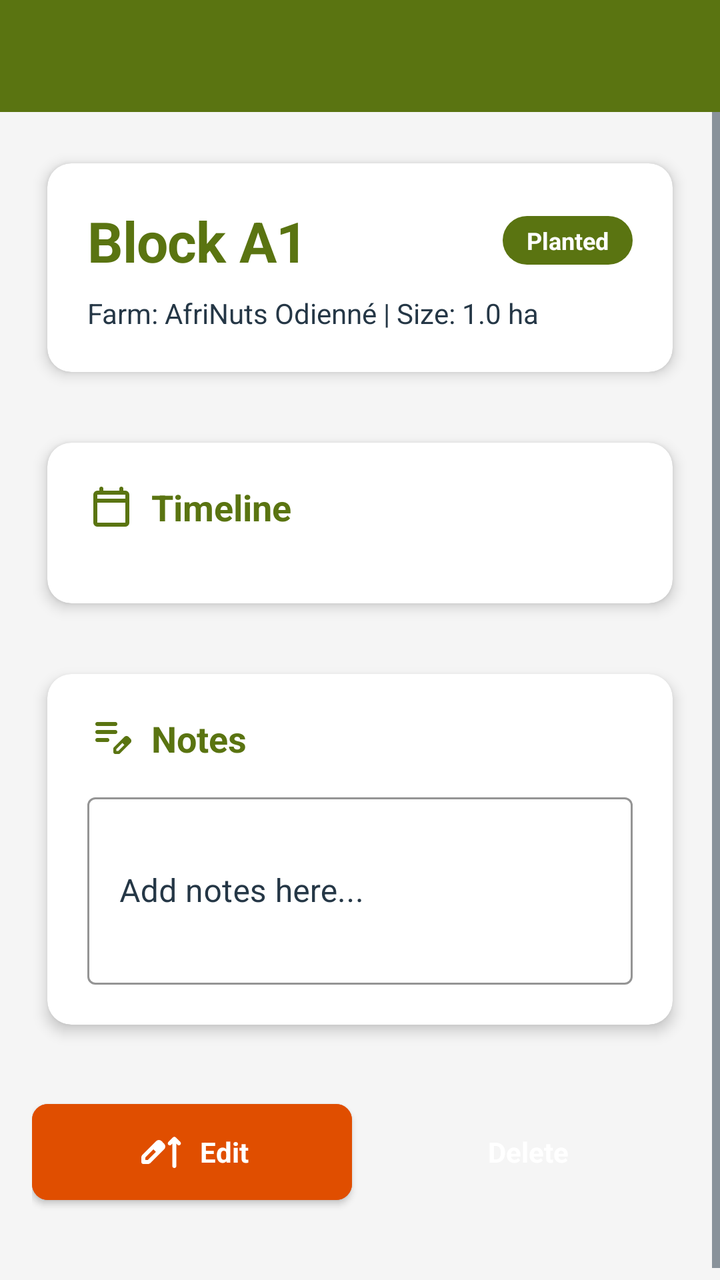
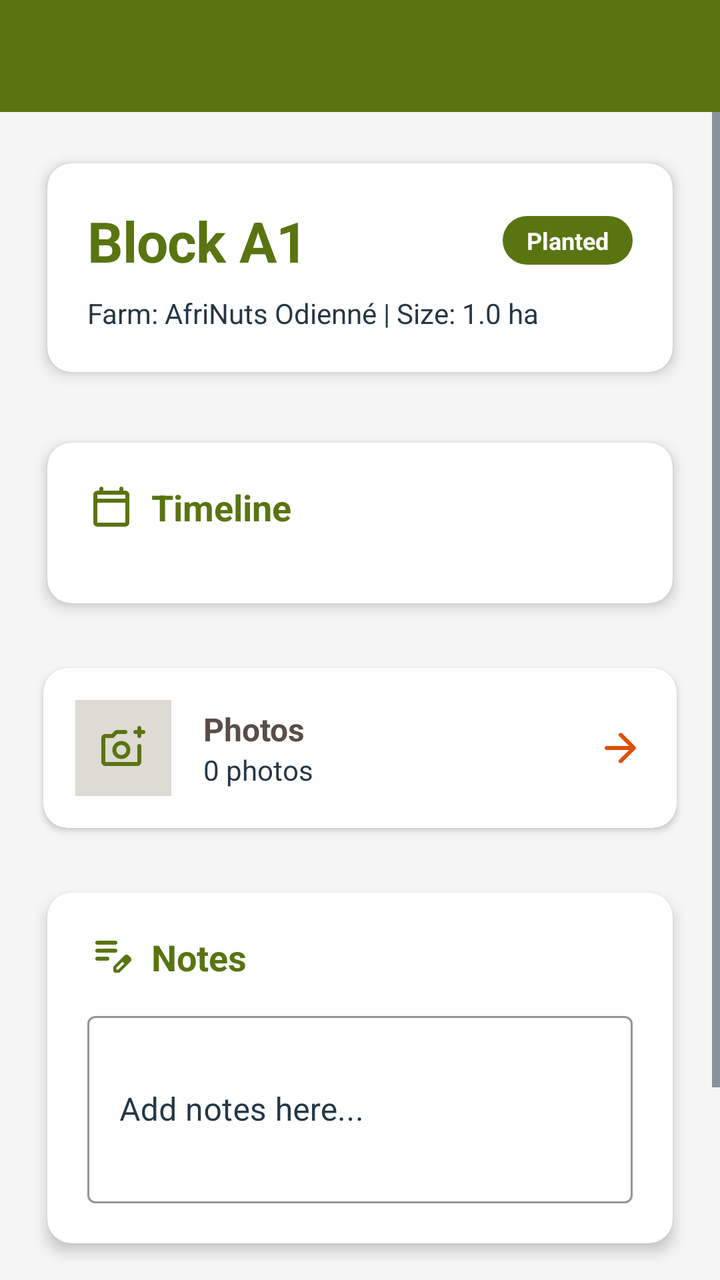

Compare the two renders of this Android layout. The source of the first and the diff that turns it into the second are given below.
<!-- AndroidManifest.xml: application theme Theme.AfriNutsFarmOS -->
<!-- res/layout/activity_block_detail.xml -->
<?xml version="1.0" encoding="utf-8"?>
<LinearLayout xmlns:android="http://schemas.android.com/apk/res/android"
    xmlns:app="http://schemas.android.com/apk/res-auto"
    android:layout_width="match_parent"
    android:layout_height="match_parent"
    android:orientation="vertical"
    android:background="@color/background">

    
    <com.google.android.material.appbar.MaterialToolbar
        android:id="@+id/toolbar"
        android:layout_width="match_parent"
        android:layout_height="?attr/actionBarSize"
        android:background="@color/primary"
        app:titleTextColor="@android:color/white"
        app:navigationIconTint="@android:color/white" />

    <ScrollView
        android:layout_width="match_parent"
        android:layout_height="match_parent">

        <LinearLayout
            android:layout_width="match_parent"
            android:layout_height="wrap_content"
            android:orientation="vertical"
            android:padding="16dp">

            
            <androidx.cardview.widget.CardView
                android:layout_width="match_parent"
                android:layout_height="wrap_content"
                android:layout_marginBottom="16dp"
                style="@style/Widget.AfriNuts.CardView"
                app:cardElevation="4dp">

                <LinearLayout
                    android:layout_width="match_parent"
                    android:layout_height="wrap_content"
                    android:orientation="vertical"
                    android:padding="20dp">

                    <LinearLayout
                        android:layout_width="match_parent"
                        android:layout_height="wrap_content"
                        android:orientation="horizontal"
                        android:gravity="center_vertical"
                        android:layout_marginBottom="8dp">

                        <TextView
                            android:id="@+id/blockNameText"
                            android:layout_width="0dp"
                            android:layout_height="wrap_content"
                            android:layout_weight="1"
                            android:text="Block A1"
                            style="@style/Text.H1"
                            android:textColor="@color/primary" />

                        <TextView
                            android:id="@+id/statusBadge"
                            android:layout_width="wrap_content"
                            android:layout_height="wrap_content"
                            style="@style/Widget.AfriNuts.StatusBadge"
                            android:text="Planted" />

                    </LinearLayout>

                    <TextView
                        android:id="@+id/farmInfoText"
                        android:layout_width="match_parent"
                        android:layout_height="wrap_content"
                        android:text="Farm: AfriNuts Odienné | Size: 1.0 ha"
                        style="@style/Text.Body.Small" />

                </LinearLayout>

            </androidx.cardview.widget.CardView>

            
            <androidx.cardview.widget.CardView
                android:layout_width="match_parent"
                android:layout_height="wrap_content"
                android:layout_marginBottom="16dp"
                style="@style/Widget.AfriNuts.CardView"
                app:cardElevation="4dp">

                <LinearLayout
                    android:layout_width="match_parent"
                    android:layout_height="wrap_content"
                    android:orientation="vertical"
                    android:padding="20dp">

                    <LinearLayout
                        android:layout_width="wrap_content"
                        android:layout_height="wrap_content"
                        android:orientation="horizontal"
                        android:gravity="center_vertical"
                        android:layout_marginBottom="16dp">

                        <ImageView
                            android:layout_width="24dp"
                            android:layout_height="24dp"
                            android:src="@drawable/ic_today"
                            app:tint="@color/primary"
                            android:layout_marginEnd="8dp" />

                        <TextView
                            android:layout_width="wrap_content"
                            android:layout_height="wrap_content"
                            android:text="Timeline"
                            style="@style/Text.H4"
                            android:textColor="@color/primary" />

                    </LinearLayout>

                    
                    <LinearLayout
                        android:id="@+id/clearedSection"
                        android:layout_width="match_parent"
                        android:layout_height="wrap_content"
                        android:orientation="horizontal"
                        android:layout_marginBottom="12dp"
                        android:visibility="gone">

                        <TextView
                            android:layout_width="100dp"
                            android:layout_height="wrap_content"
                            android:text="Cleared:"
                            style="@style/Text.Label" />

                        <TextView
                            android:id="@+id/clearedDateText"
                            android:layout_width="0dp"
                            android:layout_height="wrap_content"
                            android:layout_weight="1"
                            android:text="Mar 15, 2024"
                            style="@style/Text.Body.Small" />

                    </LinearLayout>

                    
                    <LinearLayout
                        android:id="@+id/plowedSection"
                        android:layout_width="match_parent"
                        android:layout_height="wrap_content"
                        android:orientation="horizontal"
                        android:layout_marginBottom="12dp"
                        android:visibility="gone">

                        <TextView
                            android:layout_width="100dp"
                            android:layout_height="wrap_content"
                            android:text="Plowed:"
                            style="@style/Text.Label" />

                        <TextView
                            android:id="@+id/plowedDateText"
                            android:layout_width="0dp"
                            android:layout_height="wrap_content"
                            android:layout_weight="1"
                            android:text="Mar 20, 2024"
                            style="@style/Text.Body.Small" />

                    </LinearLayout>

                    
                    <LinearLayout
                        android:id="@+id/plantedSection"
                        android:layout_width="match_parent"
                        android:layout_height="wrap_content"
                        android:orientation="horizontal"
                        android:visibility="gone">

                        <TextView
                            android:layout_width="100dp"
                            android:layout_height="wrap_content"
                            android:text="Planted:"
                            style="@style/Text.Label" />

                        <TextView
                            android:id="@+id/plantedDateText"
                            android:layout_width="0dp"
                            android:layout_height="wrap_content"
                            android:layout_weight="1"
                            android:text="Mar 25, 2024"
                            style="@style/Text.Body.Small" />

                    </LinearLayout>

                </LinearLayout>

            </androidx.cardview.widget.CardView>

            
            <androidx.cardview.widget.CardView
                android:id="@+id/plantingDetailsSection"
                android:layout_width="match_parent"
                android:layout_height="wrap_content"
                android:layout_marginBottom="16dp"
                style="@style/Widget.AfriNuts.CardView"
                app:cardElevation="4dp"
                android:visibility="gone">

                <LinearLayout
                    android:layout_width="match_parent"
                    android:layout_height="wrap_content"
                    android:orientation="vertical"
                    android:padding="20dp">

                    <LinearLayout
                        android:layout_width="wrap_content"
                        android:layout_height="wrap_content"
                        android:orientation="horizontal"
                        android:gravity="center_vertical"
                        android:layout_marginBottom="16dp">

                        <ImageView
                            android:layout_width="24dp"
                            android:layout_height="24dp"
                            android:src="@drawable/ic_grass"
                            
                            app:tint="@color/primary"
                            android:layout_marginEnd="8dp" />

                        <TextView
                            android:layout_width="wrap_content"
                            android:layout_height="wrap_content"
                            android:text="Planting Details"
                            style="@style/Text.H4"
                            android:textColor="@color/primary" />

                    </LinearLayout>

                    
                    <com.google.android.material.textfield.TextInputLayout
                        android:layout_width="match_parent"
                        android:layout_height="wrap_content"
                        android:layout_marginBottom="12dp"
                        style="@style/Widget.AfriNuts.EditText">

                        <com.google.android.material.textfield.TextInputEditText
                            android:id="@+id/etSurvivalRate"
                            android:layout_width="match_parent"
                            android:layout_height="wrap_content"
                            android:hint="Survival Rate (%)"
                            android:inputType="numberDecimal"
                            android:enabled="false" />

                    </com.google.android.material.textfield.TextInputLayout>

                    
                    <LinearLayout
                        android:layout_width="match_parent"
                        android:layout_height="wrap_content"
                        android:orientation="vertical"
                        android:layout_marginBottom="16dp">

                        <ProgressBar
                            android:id="@+id/survivalProgress"
                            style="@style/Widget.AfriNuts.ProgressBar"
                            android:layout_width="match_parent"
                            android:layout_height="8dp"
                            android:progress="95"
                            android:max="100" />

                    </LinearLayout>

                    
                    <com.google.android.material.textfield.TextInputLayout
                        android:layout_width="match_parent"
                        android:layout_height="wrap_content"
                        android:layout_marginBottom="16dp"
                        style="@style/Widget.AfriNuts.EditText">

                        <com.google.android.material.textfield.TextInputEditText
                            android:id="@+id/etReplacementCount"
                            android:layout_width="match_parent"
                            android:layout_height="wrap_content"
                            android:hint="Replacement Count"
                            android:inputType="number"
                            android:enabled="false" />

                    </com.google.android.material.textfield.TextInputLayout>

                    
                    <LinearLayout
                        android:layout_width="match_parent"
                        android:layout_height="wrap_content"
                        android:orientation="horizontal"
                        android:gravity="center_vertical"
                        android:layout_marginBottom="8dp">

                        <LinearLayout
                            android:layout_width="0dp"
                            android:layout_height="wrap_content"
                            android:layout_weight="1"
                            android:orientation="horizontal"
                            android:gravity="center_vertical">

                            <ImageView
                                android:layout_width="20dp"
                                android:layout_height="20dp"
                                android:src="@drawable/ic_park"
                                
                                app:tint="@color/primary"
                                android:layout_marginEnd="4dp" />

                            <TextView
                                android:id="@+id/aliveTreesText"
                                android:layout_width="wrap_content"
                                android:layout_height="wrap_content"
                                android:text="Alive: 95 trees"
                                style="@style/Text.Body"
                                android:textColor="@color/primary" />

                        </LinearLayout>

                        <LinearLayout
                            android:layout_width="0dp"
                            android:layout_height="wrap_content"
                            android:layout_weight="1"
                            android:orientation="horizontal"
                            android:gravity="end">

                            <ImageView
                                android:layout_width="20dp"
                                android:layout_height="20dp"
                                android:src="@drawable/ic_heart_broken"
                                app:tint="@color/accent"
                                android:layout_marginEnd="4dp" />

                            <TextView
                                android:id="@+id/deadTreesText"
                                android:layout_width="wrap_content"
                                android:layout_height="wrap_content"
                                android:text="Dead: 5 trees"
                                style="@style/Text.Body"
                                android:textColor="@color/accent" />

                        </LinearLayout>

                    </LinearLayout>

                </LinearLayout>

            </androidx.cardview.widget.CardView>

            
            <androidx.cardview.widget.CardView
                android:layout_width="match_parent"
                android:layout_height="wrap_content"
                android:layout_marginBottom="16dp"
                style="@style/Widget.AfriNuts.CardView"
                app:cardElevation="4dp">

                <LinearLayout
                    android:layout_width="match_parent"
                    android:layout_height="wrap_content"
                    android:orientation="vertical"
                    android:padding="20dp">

                    <LinearLayout
                        android:layout_width="wrap_content"
                        android:layout_height="wrap_content"
                        android:orientation="horizontal"
                        android:gravity="center_vertical"
                        android:layout_marginBottom="12dp">

                        <ImageView
                            android:layout_width="24dp"
                            android:layout_height="24dp"
                            android:src="@drawable/ic_note"
                            
                            app:tint="@color/primary"
                            android:layout_marginEnd="8dp" />

                        <TextView
                            android:layout_width="wrap_content"
                            android:layout_height="wrap_content"
                            android:text="Notes"
                            style="@style/Text.H4"
                            android:textColor="@color/primary" />

                    </LinearLayout>

                    <com.google.android.material.textfield.TextInputLayout
                        android:layout_width="match_parent"
                        android:layout_height="wrap_content"
                        style="@style/Widget.AfriNuts.EditText">

                        <com.google.android.material.textfield.TextInputEditText
                            android:id="@+id/etNotes"
                            android:layout_width="match_parent"
                            android:layout_height="wrap_content"
                            android:hint="Add notes here..."
                            android:inputType="textMultiLine"
                            android:minLines="3"
                            android:enabled="false" />

                    </com.google.android.material.textfield.TextInputLayout>

                </LinearLayout>

            </androidx.cardview.widget.CardView>

            
            <LinearLayout
                android:layout_width="match_parent"
                android:layout_height="wrap_content"
                android:orientation="horizontal"
                android:gravity="center_horizontal"
                android:layout_marginTop="8dp"
                android:layout_marginBottom="24dp">

                <com.google.android.material.button.MaterialButton
                    android:id="@+id/btnEdit"
                    android:layout_width="0dp"
                    android:layout_height="wrap_content"
                    android:layout_weight="1"
                    android:layout_marginEnd="8dp"
                    android:text="Edit"
                    style="@style/Widget.AfriNuts.Button"
                    android:backgroundTint="@color/accent"
                    app:icon="@drawable/ic_edit"
                    app:iconGravity="textStart"
                    app:iconTint="@android:color/white" />

                <com.google.android.material.button.MaterialButton
                    android:id="@+id/btnSave"
                    android:layout_width="0dp"
                    android:layout_height="wrap_content"
                    android:layout_weight="1"
                    android:layout_marginEnd="8dp"
                    android:text="Save"
                    style="@style/Widget.AfriNuts.Button"
                    android:backgroundTint="@color/primary"
                    app:icon="@drawable/ic_save"
                    app:iconGravity="textStart"
                    app:iconTint="@android:color/white"
                    android:visibility="gone" />

                <Button
                    android:id="@+id/btnDelete"
                    android:layout_width="0dp"
                    android:layout_height="wrap_content"
                    android:layout_weight="1"
                    android:text="Delete"
                    style="@style/Widget.AfriNuts.Button"
                    android:backgroundTint="@android:color/holo_red_dark"
                    app:icon="@drawable/ic_delete"
                    app:iconGravity="textStart"
                    app:iconTint="@android:color/white" />

            </LinearLayout>

        </LinearLayout>

    </ScrollView>

    
    <com.google.android.material.floatingactionbutton.FloatingActionButton
        android:id="@+id/fabEdit"
        android:layout_width="wrap_content"
        android:layout_height="wrap_content"
        android:layout_gravity="bottom|end"
        android:layout_margin="16dp"
        android:src="@android:drawable/ic_menu_edit"
        android:contentDescription="Edit block"
        app:backgroundTint="@color/accent" />

</LinearLayout>
<!-- resources referenced by this layout -->
<resources>
  <color name="accent">#E04E00</color>
  <color name="background">#F5F5F5</color>
  <color name="primary">#5A7411</color>
  <style name="Text.Body" parent="Text">
          <item name="android:textSize">16sp</item>
      </style>
  <style name="Text.Body.Small" parent="Text">
          <item name="android:textSize">14sp</item>
          <item name="android:textColor">@color/navy</item>
      </style>
  <style name="Text.H1" parent="Text">
          <item name="android:textSize">28sp</item>
          <item name="android:textStyle">bold</item>
          <item name="android:letterSpacing">-0.01</item>
      </style>
  <style name="Text.H4" parent="Text">
          <item name="android:textSize">18sp</item>
          <item name="android:textStyle">bold</item>
      </style>
  <color name="navy">#253746</color>
  <style name="Text.Button" parent="Text">
          <item name="android:textSize">14sp</item>
          <item name="android:textStyle">bold</item>
          <item name="android:textAllCaps">false</item>
      </style>
  <color name="warm_grey">#DEDAD4</color>
  <color name="olive">#698714</color>
  <color name="text_light">#FFFFFF</color>
  <color name="dark_orange">#9C3D10</color>
  <color name="text_dark">#5A4D47</color>
  <!-- unchanged entries left out for length: 17 -->
</resources>

<!-- the commit's change to res/layout/activity_block_detail.xml (unified diff, before → after) -->
@@ -185,6 +185,67 @@
                             style="@style/Text.Body.Small" />
 
                     </LinearLayout>
+
+                </LinearLayout>
+
+            </androidx.cardview.widget.CardView>
+
+            
+            <androidx.cardview.widget.CardView
+                android:id="@+id/photoSection"
+                android:layout_width="match_parent"
+                android:layout_height="wrap_content"
+                android:layout_marginBottom="16dp"
+                style="@style/Widget.AfriNuts.CardView"
+                app:cardElevation="2dp"
+                android:visibility="visible">
+
+                <LinearLayout
+                    android:layout_width="match_parent"
+                    android:layout_height="wrap_content"
+                    android:orientation="horizontal"
+                    android:gravity="center_vertical"
+                    android:padding="16dp"
+                    android:clickable="true"
+                    android:focusable="true"
+                    android:foreground="?android:attr/selectableItemBackground"
+                    android:id="@+id/btnPhotoGallery">
+
+                    <ImageView
+                        android:layout_width="48dp"
+                        android:layout_height="48dp"
+                        android:src="@drawable/ic_photo"
+                        app:tint="@color/primary"
+                        android:background="@color/warm_grey"
+                        android:padding="12dp"
+                        android:layout_marginEnd="16dp" />
+
+                    <LinearLayout
+                        android:layout_width="0dp"
+                        android:layout_height="wrap_content"
+                        android:layout_weight="1"
+                        android:orientation="vertical">
+
+                        <TextView
+                            android:layout_width="wrap_content"
+                            android:layout_height="wrap_content"
+                            android:text="Photos"
+                            style="@style/Text.H5" />
+
+                        <TextView
+                            android:id="@+id/tvPhotoCount"
+                            android:layout_width="wrap_content"
+                            android:layout_height="wrap_content"
+                            android:text="0 photos"
+                            style="@style/Text.Caption" />
+
+                    </LinearLayout>
+
+                    <ImageView
+                        android:layout_width="24dp"
+                        android:layout_height="24dp"
+                        android:src="@drawable/ic_arrow_forward"
+                        app:tint="@color/accent" />
 
                 </LinearLayout>
 
<!-- resource entries referenced after the edit -->
@@ -10,6 +10,10 @@
           <item name="android:textSize">14sp</item>
           <item name="android:textColor">@color/navy</item>
       </style>
+  <style name="Text.Caption" parent="Text">
+          <item name="android:textSize">14sp</item>
+          <item name="android:textColor">@color/navy</item>
+      </style>
   <style name="Text.H1" parent="Text">
           <item name="android:textSize">28sp</item>
           <item name="android:textStyle">bold</item>
@@ -19,6 +23,10 @@
           <item name="android:textSize">18sp</item>
           <item name="android:textStyle">bold</item>
       </style>
+  <style name="Text.H5" parent="Text">
+          <item name="android:textSize">16sp</item>
+          <item name="android:textStyle">bold</item>
+      </style>
   <color name="navy">#253746</color>
   <style name="Text.Button" parent="Text">
           <item name="android:textSize">14sp</item>
@@ -26,6 +34,18 @@
           <item name="android:textAllCaps">false</item>
       </style>
   <color name="warm_grey">#DEDAD4</color>
+  <!-- drawable ic_arrow_forward (drawable) -->
+  <vector xmlns:android="http://schemas.android.com/apk/res/android" android:autoMirrored="true" android:height="24dp" android:tint="#000000" android:viewportHeight="960" android:viewportWidth="960" android:width="24dp">
+        
+      <path android:fillColor="@android:color/white" android:pathData="M647,520L200,520Q183,520 171.5,508.5Q160,497 160,480Q160,463 171.5,451.5Q183,440 200,440L647,440L451,244Q439,232 439.5,216Q440,200 452,188Q464,177 480,176.5Q496,176 508,188L772,452Q778,458 780.5,465Q783,472 783,480Q783,488 780.5,495Q778,502 772,508L508,772Q497,783 480.5,783Q464,783 452,772Q440,760 440,743.5Q440,727 452,715L647,520Z"/>
+      
+  </vector>
+  <!-- drawable ic_photo (drawable) -->
+  <vector xmlns:android="http://schemas.android.com/apk/res/android" android:height="24dp" android:tint="#000000" android:viewportHeight="960" android:viewportWidth="960" android:width="24dp">
+        
+      <path android:fillColor="@android:color/white" android:pathData="M440,520L440,520Q440,520 440,520Q440,520 440,520L440,520L440,520Q440,520 440,520Q440,520 440,520L440,520L440,520Q440,520 440,520Q440,520 440,520L440,520Q440,520 440,520Q440,520 440,520L440,520Q440,520 440,520Q440,520 440,520L440,520L440,520ZM120,840Q87,840 63.5,816.5Q40,793 40,760L40,280Q40,247 63.5,223.5Q87,200 120,200L246,200L296,146Q307,134 322.5,127Q338,120 355,120L520,120Q537,120 548.5,131.5Q560,143 560,160L560,160Q560,177 548.5,188.5Q537,200 520,200L355,200L282,280L120,280Q120,280 120,280Q120,280 120,280L120,760Q120,760 120,760Q120,760 120,760L760,760Q760,760 760,760Q760,760 760,760L760,440Q760,423 771.5,411.5Q783,400 800,400L800,400Q817,400 828.5,411.5Q840,423 840,440L840,760Q840,793 816.5,816.5Q793,840 760,840L120,840ZM760,200L720,200Q703,200 691.5,188.5Q680,177 680,160Q680,143 691.5,131.5Q703,120 720,120L760,120L760,80Q760,63 771.5,51.5Q783,40 800,40Q817,40 828.5,51.5Q840,63 840,80L840,120L880,120Q897,120 908.5,131.5Q920,143 920,160Q920,177 908.5,188.5Q897,200 880,200L840,200L840,240Q840,257 828.5,268.5Q817,280 800,280Q783,280 771.5,268.5Q760,257 760,240L760,200ZM440,700Q515,700 567.5,647.5Q620,595 620,520Q620,445 567.5,392.5Q515,340 440,340Q365,340 312.5,392.5Q260,445 260,520Q260,595 312.5,647.5Q365,700 440,700ZM440,620Q398,620 369,591Q340,562 340,520Q340,478 369,449Q398,420 440,420Q482,420 511,449Q540,478 540,520Q540,562 511,591Q482,620 440,620Z"/>
+      
+  </vector>
   <color name="olive">#698714</color>
   <color name="text_light">#FFFFFF</color>
   <color name="dark_orange">#9C3D10</color>
